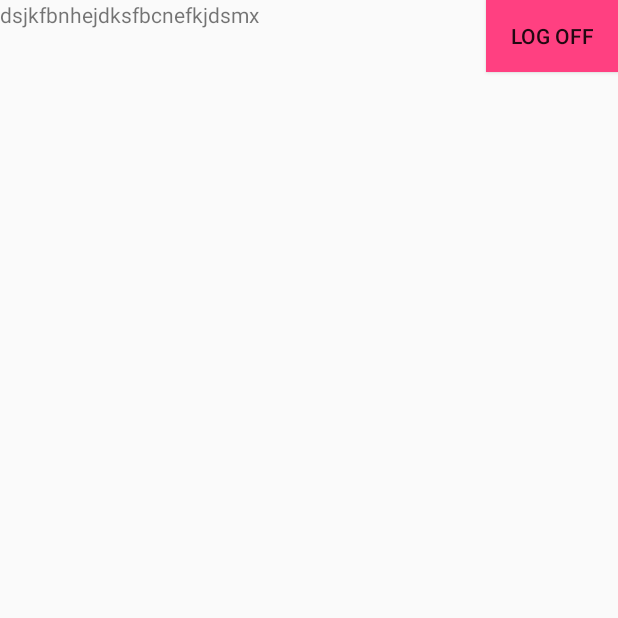
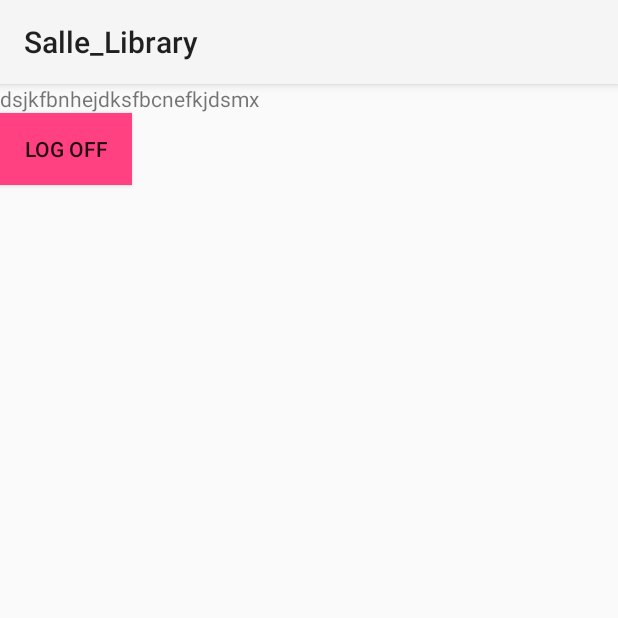
Before and after one commit to DiegoSC94/Salle_Library, an Android app: the MainPage screen opened directly, with no data from a screen before it, on a phone screen of 412 x 824 dp, the top half of it. Run offline under Robolectric (Android 15) with nearby library versions, the phone set to English and light mode, and no system bars.

Commit message:
arreglos action bar

```diff
--- a/app/src/main/AndroidManifest.xml
+++ b/app/src/main/AndroidManifest.xml
@@ -8,7 +8,7 @@
         android:label="@string/app_name"
         android:roundIcon="@mipmap/ic_launcher_round"
         android:supportsRtl="true"
-        android:theme="@style/AppTheme">
+        android:theme="@style/Theme.AppCompat.Light.NoActionBar">
         <activity android:name=".SplashMainActivity">
             <intent-filter>
                 <action android:name="android.intent.action.MAIN" />
--- a/app/src/main/java/rubendiego/salle_library/MainPage.java
+++ b/app/src/main/java/rubendiego/salle_library/MainPage.java
@@ -5,19 +5,24 @@ import android.content.Context;
 import android.content.Intent;
 import android.content.SharedPreferences;
 import android.os.Bundle;
+import android.support.v7.app.AppCompatActivity;
+import android.support.v7.widget.Toolbar;
 import android.view.View;
 import android.widget.Button;
 
-import java.sql.PreparedStatement;
 
-public class MainPage extends Activity implements View.OnClickListener {
+public class MainPage extends AppCompatActivity implements View.OnClickListener {
 
     private Button logOff;
+
 
     @Override
     protected void onCreate(Bundle savedInstanceState) {
         super.onCreate(savedInstanceState);
         setContentView(R.layout.activity_main_page);
+        Toolbar myToolbar = (Toolbar) findViewById(R.id.my_toolbar);
+        setSupportActionBar(myToolbar);
+
         logOff = findViewById(R.id.logOff);
         logOff.setOnClickListener(this);
     }
--- a/app/src/main/java/rubendiego/salle_library/SplashMainActivity.java
+++ b/app/src/main/java/rubendiego/salle_library/SplashMainActivity.java
@@ -16,7 +16,6 @@ public class SplashMainActivity extends AppCompatActivity {
 
         this.setRequestedOrientation(ActivityInfo.SCREEN_ORIENTATION_PORTRAIT);
         setContentView(R.layout.activity_splash_main);
-        getSupportActionBar().hide();
         TimerTask task = new TimerTask() {
             @Override
             public void run() {
--- a/app/src/main/res/layout/activity_main_page.xml
+++ b/app/src/main/res/layout/activity_main_page.xml
@@ -1,10 +1,22 @@
 <?xml version="1.0" encoding="utf-8"?>
-<RelativeLayout xmlns:android="http://schemas.android.com/apk/res/android"
+<LinearLayout xmlns:android="http://schemas.android.com/apk/res/android"
     xmlns:app="http://schemas.android.com/apk/res-auto"
     xmlns:tools="http://schemas.android.com/tools"
     android:layout_width="match_parent"
     android:layout_height="match_parent"
+    android:orientation="vertical"
     tools:context="rubendiego.salle_library.MainPage">
+
+
+    <android.support.v7.widget.Toolbar
+        android:id="@+id/my_toolbar"
+        android:layout_width="match_parent"
+        android:layout_height="?attr/actionBarSize"
+        android:background="?attr/colorPrimary"
+        android:elevation="4dp"
+        android:theme="@style/ThemeOverlay.AppCompat.ActionBar"
+        app:popupTheme="@style/ThemeOverlay.AppCompat.Light"/>
+
     <TextView
         android:layout_width="wrap_content"
         android:layout_height="wrap_content"
@@ -17,4 +29,4 @@
         android:id="@+id/logOff"
         android:layout_alignParentEnd="true"
         android:background="@color/colorAccent"/>
-</RelativeLayout>
+</LinearLayout>
```
Also changed, not shown: app/src/main/res/menu/menu.xml (added, +12 -0 lines).
